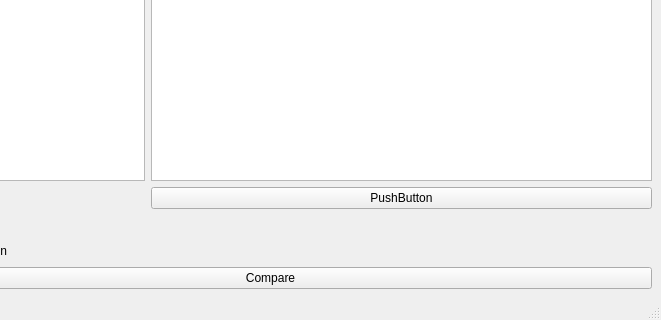
Before: the Qt Designer form mainwindow.ui in pikkutimo/QT_Countries, drawn with Qt 5; both pictures show x 120 to 781 and y 217 to 537 of the 781 by 537 pixel window.
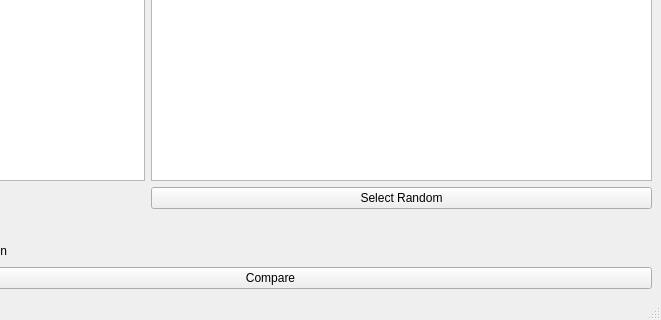
After: the same form once the commit is applied.

Commit message: Added random selector to the front page.

What changed in the file:
```diff
--- a/mainwindow.ui
+++ b/mainwindow.ui
@@ -62,7 +62,7 @@
       <item row="3" column="2">
        <widget class="QPushButton" name="randomPushButton">
         <property name="text">
-         <string>PushButton</string>
+         <string>Select Random</string>
         </property>
        </widget>
       </item>
```
The commit also changes 4 other files.
